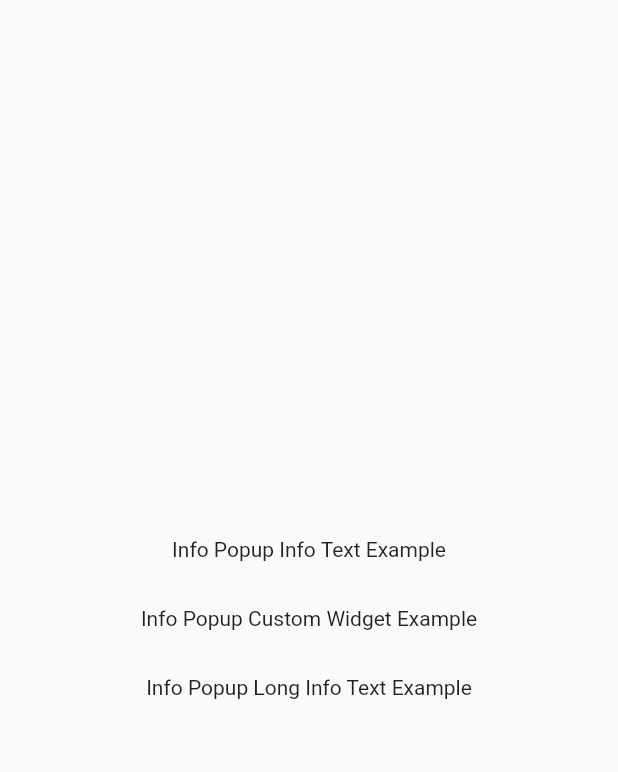
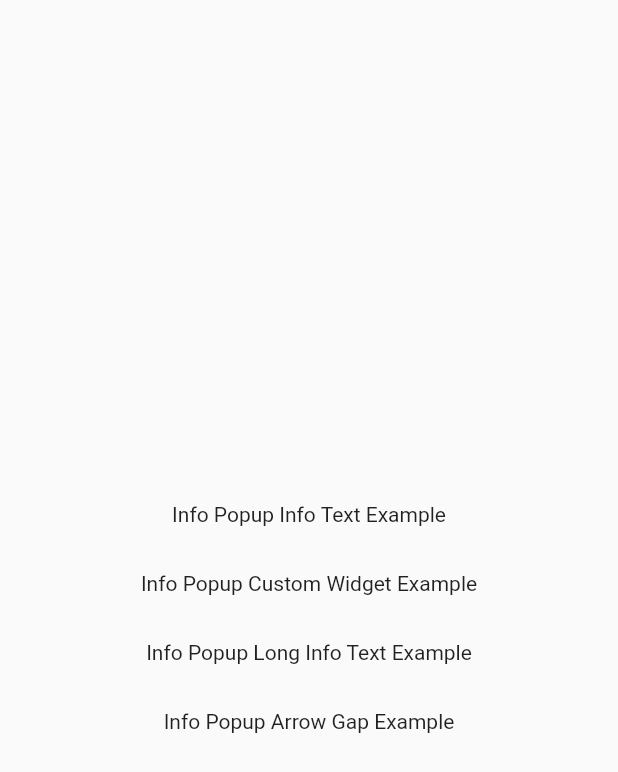
Before and after one commit to SalihCanBinboga/info_popup, a Flutter app: the screen it shows after launch, on a phone screen of 412 x 824 dp. Shown: the top 772 px of the screen. Run offline on Flutter 3.47's test engine with Material 2 defaults, Android fonts, the light colour scheme and no system bars.

Commit message:
feat: add arrow gap support according to the arrow direction

```diff
--- a/example/lib/main.dart
+++ b/example/lib/main.dart
@@ -15,6 +15,9 @@ Lorem ipsum dolor sit amet, consectetur adipiscing elit, sed do eiusmod tempor i
 \n
 Nullam eget felis eget nunc lobortis mattis aliquam faucibus purus. Aenean et tortor at risus viverra adipiscing at in. Augue eget arcu dictum varius duis at consectetur. Est pellentesque elit ullamcorper dignissim cras. At consectetur lorem donec massa sapien faucibus et. Sit amet venenatis urna cursus eget. Dignissim cras tincidunt lobortis feugiat vivamus. Eget arcu dictum varius duis at. Aenean pharetra magna ac placerat. Enim nec dui nunc mattis enim ut tellus elementum. Laoreet suspendisse interdum consectetur libero. Tellus mauris a diam maecenas sed enim. Tortor posuere ac ut consequat semper viverra nam libero. Tellus molestie nunc non blandit massa.
 ''';
+
+const Key infoPopupArrowGapExampleKey = Key('info_popup_arrow_gap_example');
+const String infoPopupArrowGapExampleText = infoPopupLongTextExampleText;
 
 class MyApp extends StatelessWidget {
   const MyApp({super.key});
@@ -38,6 +41,7 @@ class _InfoPopupPageState extends State<InfoPopupPage> {
   InfoPopupController? infoPopupTextController;
   InfoPopupController? infoPopupCustomWidgetController;
   InfoPopupController? infoPopupLongTextController;
+  InfoPopupController? infoPopupArrowGapController;
 
   @override
   Widget build(BuildContext context) {
@@ -80,6 +84,8 @@ class _InfoPopupPageState extends State<InfoPopupPage> {
                 },
                 arrowTheme: const InfoPopupArrowTheme(
                   color: Colors.black87,
+                  arrowDirection: ArrowDirection.down,
+                  arrowGap: 90,
                 ),
                 infoWidget: Container(
                   width: context.screenWidth * .8,
@@ -113,11 +119,30 @@ class _InfoPopupPageState extends State<InfoPopupPage> {
                   infoPopupLongTextController = controller;
                 },
                 arrowTheme: const InfoPopupArrowTheme(
-                  arrowDirection: ArrowDirection.down,
                   color: Colors.pink,
                 ),
                 infoText: infoPopupLongTextExampleText,
                 child: const Text('Info Popup Long Info Text Example'),
+              ),
+            ),
+            const SizedBox(height: 30),
+            GestureDetector(
+              key: infoPopupArrowGapExampleKey,
+              onTap: () {
+                if (infoPopupArrowGapController != null) {
+                  infoPopupArrowGapController!.show();
+                }
+              },
+              child: InfoPopupWidget(
+                onControllerCreated: (InfoPopupController controller) {
+                  infoPopupArrowGapController = controller;
+                },
+                arrowTheme: const InfoPopupArrowTheme(
+                  color: Colors.pink,
+                  arrowGap: 50,
+                ),
+                infoText: infoPopupLongTextExampleText,
+                child: const Text('Info Popup Arrow Gap Example'),
               ),
             ),
           ],
--- a/lib/src/themes/info_popup_arrow_theme.dart
+++ b/lib/src/themes/info_popup_arrow_theme.dart
@@ -7,10 +7,12 @@ class InfoPopupArrowTheme {
   /// [InfoPopupArrowTheme] is creates a [InfoPopupArrowTheme] constructor.
   /// [arrowDirection] is used to customize the direction of the arrow.
   /// [arrowSize] is used to customize the size of the arrow.
+  /// [arrowGap] is used to customize the gap between the arrow and the content.
   const InfoPopupArrowTheme({
     this.arrowSize = PopupConstants.defaultArrowSize,
     this.arrowDirection = ArrowDirection.up,
     this.color = Colors.black,
+    this.arrowGap = 0,
   });
 
   /// The size [arrowSize] of the arrow indicator.
@@ -22,16 +24,21 @@ class InfoPopupArrowTheme {
   /// The [color] of the arrow indicator.
   final Color color;
 
+  /// The [arrowGap] add a gap between the arrow and the content.
+  final double arrowGap;
+
   /// [copyWith] is used to copy the [InfoPopupArrowTheme] with new values.
   InfoPopupArrowTheme copyWith({
     Size? arrowSize,
     ArrowDirection? arrowDirection,
     Color? color,
+    double? arrowGap,
   }) {
     return InfoPopupArrowTheme(
       arrowSize: arrowSize ?? this.arrowSize,
       arrowDirection: arrowDirection ?? this.arrowDirection,
       color: color ?? this.color,
+      arrowGap: arrowGap ?? this.arrowGap,
     );
   }
 }
```
Also changed, not shown: lib/src/overlays/overlay_entry_layout.dart (+17 -14 lines), example/pubspec.lock, 1 other file.
